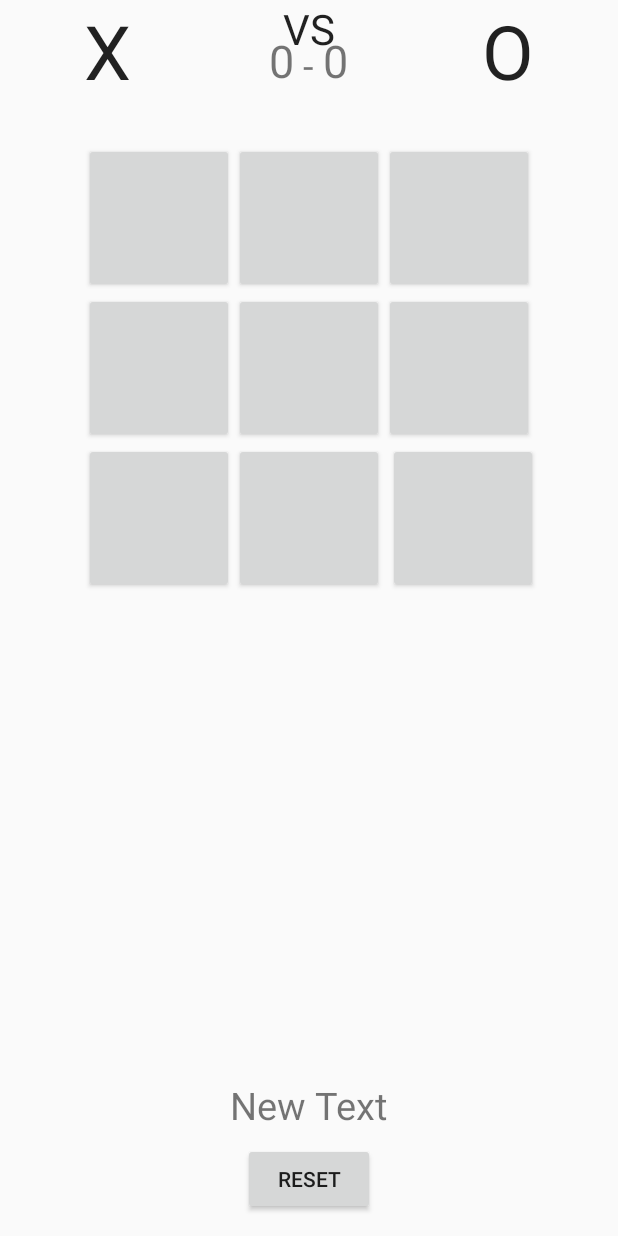
After one commit to Stoyan5/Android, an Android app: the layout activity_play.xml on its own in the app's theme, with its tools: preview values and no code run, on a phone screen of 412 x 824 dp. The commit adds this screen. Run offline under Robolectric (Android 15) with nearby library versions, the phone set to English and light mode, and no system bars.

Commit message:
tris updated

```diff
--- a/tris2/tris/app/src/main/java/stoyan/tris/MainActivity.java
+++ b/tris2/tris/app/src/main/java/stoyan/tris/MainActivity.java
@@ -14,6 +14,6 @@ public class MainActivity extends AppCompatActivity {
     }
 
     public void PVPGame(View v){
-        startActivity(new Intent(this, PVPGame.class));
+        startActivity(new Intent(this, Play.class));
     }
 }
--- /dev/null
+++ b/tris2/tris/app/src/main/res/layout/activity_play.xml
@@ -0,0 +1,189 @@
+<?xml version="1.0" encoding="utf-8"?>
+<RelativeLayout xmlns:android="http://schemas.android.com/apk/res/android"
+    xmlns:tools="http://schemas.android.com/tools"
+    android:layout_width="match_parent"
+    android:layout_height="match_parent"
+    android:id="@+id/activityGioco1V1"
+    tools:context="stoyan.tris.Play">
+
+    <TextView
+        android:layout_width="wrap_content"
+        android:layout_height="wrap_content"
+        android:textAppearance="?android:attr/textAppearanceLarge"
+        android:text="VS"
+        android:id="@+id/textView3"
+        android:layout_alignParentTop="true"
+        android:layout_centerHorizontal="true"
+        android:textAlignment="center"
+        android:textSize="28dp" />
+
+    <TextView
+        android:id="@+id/textView6"
+        android:layout_width="wrap_content"
+        android:layout_height="wrap_content"
+        android:layout_alignEnd="@+id/ac"
+        android:layout_alignParentTop="true"
+        android:text="O"
+        android:textAppearance="?android:attr/textAppearanceLarge"
+        android:textSize="50dp"
+        android:layout_alignRight="@+id/ac" />
+
+    <TextView
+        android:id="@+id/textView7"
+        android:layout_width="wrap_content"
+        android:layout_height="95dp"
+        android:layout_alignParentTop="true"
+        android:layout_alignStart="@+id/aa"
+        android:text="X"
+        android:textAlignment="center"
+        android:textAppearance="?android:attr/textAppearanceLarge"
+        android:textSize="50dp"
+        android:layout_alignLeft="@+id/aa" />
+
+    <Button
+        android:id="@+id/aa"
+        android:layout_width="100dp"
+        android:layout_height="100dp"
+        android:layout_above="@+id/bb"
+        android:layout_toStartOf="@+id/ab"
+        android:onClick="execute"
+        android:tag="0"
+        android:textSize="50dp"
+        android:layout_toLeftOf="@+id/ab" />
+
+    <Button
+        android:id="@+id/ab"
+        android:layout_width="100dp"
+        android:layout_height="100dp"
+        android:layout_below="@+id/textView7"
+        android:layout_centerHorizontal="true"
+        android:onClick="execute"
+        android:tag="1"
+        android:textSize="50dp" />
+
+    <Button
+        android:id="@+id/ac"
+        android:layout_width="100dp"
+        android:layout_height="100dp"
+        android:layout_below="@+id/textView7"
+        android:layout_toEndOf="@+id/ab"
+        android:layout_toRightOf="@+id/ab"
+        android:onClick="execute"
+        android:tag="2"
+        android:textSize="50dp" />
+
+    <Button
+        android:id="@+id/ba"
+        android:layout_width="100dp"
+        android:layout_height="100dp"
+        android:layout_alignEnd="@+id/aa"
+        android:layout_below="@+id/aa"
+        android:onClick="execute"
+        android:tag="3"
+        android:textSize="50dp"
+        android:layout_alignRight="@+id/aa" />
+
+    <Button
+        android:id="@+id/bb"
+        android:layout_width="100dp"
+        android:layout_height="100dp"
+        android:layout_below="@+id/ab"
+        android:layout_centerHorizontal="true"
+        android:onClick="execute"
+        android:tag="4"
+        android:textSize="50dp" />
+
+    <Button
+        android:id="@+id/bc"
+        android:layout_width="100dp"
+        android:layout_height="100dp"
+        android:layout_below="@+id/ab"
+        android:layout_toEndOf="@+id/bb"
+        android:layout_toRightOf="@+id/bb"
+        android:onClick="execute"
+        android:tag="5"
+        android:textSize="50dp" />
+
+    <Button
+        android:id="@+id/ca"
+        android:layout_width="100dp"
+        android:layout_height="100dp"
+        android:layout_alignStart="@+id/textView7"
+        android:layout_below="@+id/ba"
+        android:onClick="execute"
+        android:tag="6"
+        android:textSize="50dp"
+        android:layout_alignLeft="@+id/textView7" />
+
+    <Button
+        android:id="@+id/cb"
+        android:layout_width="100dp"
+        android:layout_height="100dp"
+        android:layout_below="@+id/bb"
+        android:layout_centerHorizontal="true"
+        android:onClick="execute"
+        android:tag="7"
+        android:textSize="50dp" />
+
+    <Button
+        android:id="@+id/cc"
+        android:layout_width="100dp"
+        android:layout_height="100dp"
+        android:layout_below="@+id/ba"
+        android:layout_toEndOf="@+id/resultView"
+        android:onClick="execute"
+        android:tag="8"
+        android:textSize="50dp"
+        android:layout_toRightOf="@+id/resultView" />
+
+    <TextView
+        android:id="@+id/resultView"
+        android:layout_width="wrap_content"
+        android:layout_height="wrap_content"
+        android:layout_alignParentBottom="true"
+        android:layout_centerHorizontal="true"
+        android:layout_marginBottom="70dp"
+        android:text="New Text"
+        android:textSize="25dp" />
+
+    <Button
+        android:id="@+id/resetButton"
+        android:layout_width="wrap_content"
+        android:layout_height="wrap_content"
+        android:layout_alignParentBottom="true"
+        android:layout_centerHorizontal="true"
+        android:layout_marginBottom="14dp"
+        android:onClick="resetGame"
+        android:text="Reset" />
+
+    <TextView
+        android:layout_width="wrap_content"
+        android:layout_height="wrap_content"
+        android:text=" - "
+        android:id="@+id/view"
+        android:layout_alignBaseline="@+id/textView7"
+        android:layout_alignBottom="@+id/textView7"
+        android:layout_centerHorizontal="true"
+        android:textSize="25dp" />
+
+    <TextView
+        android:layout_width="wrap_content"
+        android:layout_height="wrap_content"
+        android:text="0"
+        android:id="@+id/player2Score"
+        android:layout_alignBottom="@+id/view"
+        android:layout_toEndOf="@+id/view"
+        android:textSize="30dp"
+        android:layout_toRightOf="@+id/view" />
+
+    <TextView
+        android:layout_width="wrap_content"
+        android:layout_height="wrap_content"
+        android:text="0"
+        android:id="@+id/player1Score"
+        android:layout_alignBottom="@+id/view"
+        android:layout_toStartOf="@+id/view"
+        android:textSize="30dp"
+        android:layout_toLeftOf="@+id/view" />
+
+</RelativeLayout>
```
Also changed, not shown: tris2/tris/app/src/main/java/stoyan/tris/Play.java (added, +156 -0 lines), tris2/tris/app/src/main/res/layout/activity_main.xml (+6 -5 lines).
